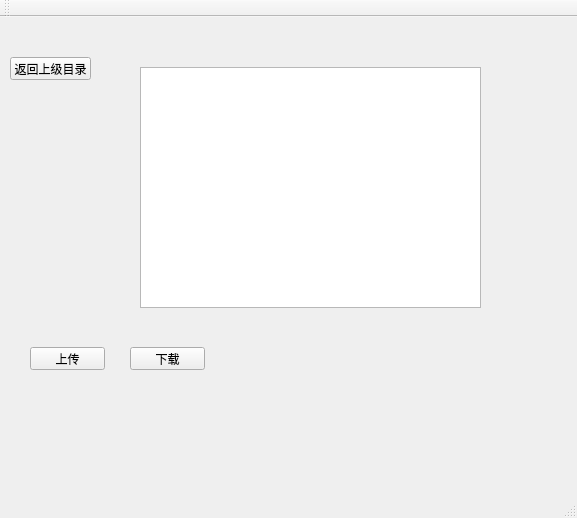
Qt form ftpClient/mainwindow.ui (BeanGuohui/ftp) before a commit.
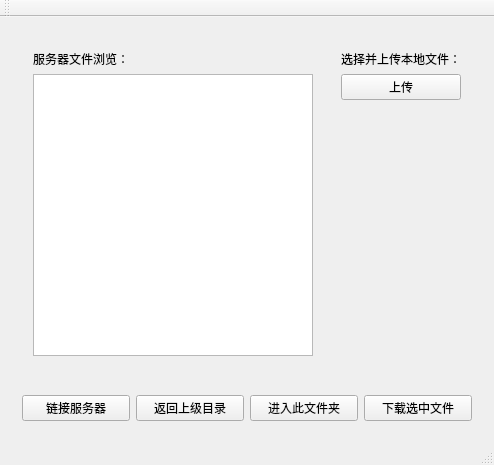
The same form after that commit.

```diff
--- a/ftpClient/mainwindow.ui
+++ b/ftpClient/mainwindow.ui
@@ -6,63 +6,105 @@
    <rect>
     <x>0</x>
     <y>0</y>
-    <width>577</width>
-    <height>518</height>
+    <width>494</width>
+    <height>465</height>
    </rect>
   </property>
   <property name="windowTitle">
    <string>MainWindow</string>
   </property>
   <widget class="QWidget" name="centralWidget">
+   <layout class="QVBoxLayout" name="verticalLayout_3">
+    <item>
+     <widget class="QWidget" name="widget_3" native="true">
+      <layout class="QHBoxLayout" name="horizontalLayout_2">
+       <item>
+        <widget class="QWidget" name="widget_2" native="true">
+         <layout class="QVBoxLayout" name="verticalLayout">
+          <item>
+           <widget class="QLabel" name="label">
+            <property name="text">
+             <string>服务器文件浏览：</string>
+            </property>
+           </widget>
+          </item>
+          <item>
+           <widget class="QTableView" name="tableView"/>
+          </item>
+         </layout>
+        </widget>
+       </item>
+       <item>
+        <widget class="QWidget" name="widget_4" native="true">
+         <layout class="QVBoxLayout" name="verticalLayout_2">
+          <item>
+           <widget class="QLabel" name="label_2">
+            <property name="text">
+             <string>选择并上传本地文件：</string>
+            </property>
+           </widget>
+          </item>
+          <item>
    <widget class="QPushButton" name="pushButton">
-    <property name="geometry">
-     <rect>
-      <x>30</x>
-      <y>330</y>
-      <width>75</width>
-      <height>23</height>
-     </rect>
-    </property>
     <property name="text">
      <string>上传</string>
     </property>
    </widget>
-   <widget class="QPushButton" name="pushButton_2">
-    <property name="geometry">
-     <rect>
-      <x>130</x>
-      <y>330</y>
-      <width>75</width>
-      <height>23</height>
-     </rect>
-    </property>
+          </item>
+          <item>
+           <spacer name="verticalSpacer">
+            <property name="orientation">
+             <enum>Qt::Vertical</enum>
+            </property>
+            <property name="sizeHint" stdset="0">
+             <size>
+              <width>20</width>
+              <height>40</height>
+             </size>
+            </property>
+           </spacer>
+          </item>
+         </layout>
+        </widget>
+       </item>
+      </layout>
+     </widget>
+    </item>
+    <item>
+     <widget class="QWidget" name="widget" native="true">
+      <layout class="QHBoxLayout" name="horizontalLayout">
+       <item>
+        <widget class="QPushButton" name="linkServer">
     <property name="text">
-     <string>下载</string>
-    </property>
-   </widget>
+          <string>链接服务器</string>
+         </property>
+        </widget>
+       </item>
+       <item>
    <widget class="QPushButton" name="pushButton_3">
-    <property name="geometry">
-     <rect>
-      <x>10</x>
-      <y>40</y>
-      <width>81</width>
-      <height>23</height>
-     </rect>
-    </property>
     <property name="text">
      <string>返回上级目录</string>
     </property>
    </widget>
-   <widget class="QTableView" name="tableView">
-    <property name="geometry">
-     <rect>
-      <x>140</x>
-      <y>50</y>
-      <width>341</width>
-      <height>241</height>
-     </rect>
-    </property>
-   </widget>
+       </item>
+       <item>
+        <widget class="QPushButton" name="pushButton_4">
+         <property name="text">
+          <string>进入此文件夹</string>
+         </property>
+        </widget>
+       </item>
+       <item>
+        <widget class="QPushButton" name="pushButton_2">
+         <property name="text">
+          <string>下载选中文件</string>
+         </property>
+        </widget>
+       </item>
+      </layout>
+     </widget>
+    </item>
+   </layout>
   </widget>
   <widget class="QMenuBar" name="menuBar">
    <property name="geometry">
```
Left out of the diff: 2 changed lines with no effect on the pictures. Lines whose indentation alone changed are shown as unchanged.
